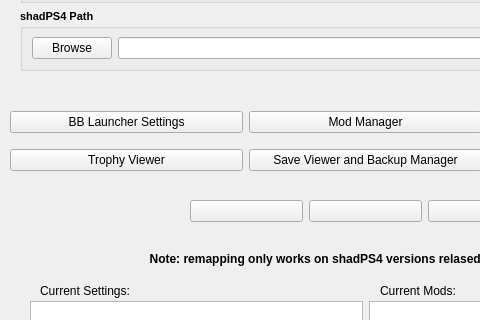
This is modules/bblauncher.ui in rainmakerv3/BB_Launcher as Qt 5 draws it before an edit; both pictures show x 0 to 480 and y 89 to 409 of the 730 by 696 pixel window. The edited form follows.
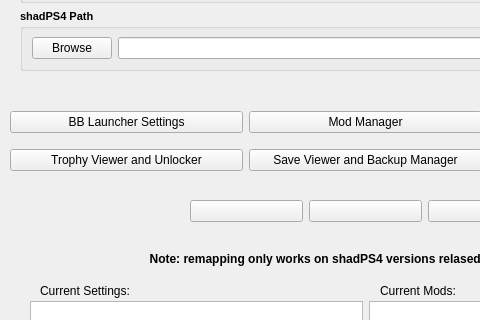
This is the edited form.

```diff
--- a/modules/bblauncher.ui
+++ b/modules/bblauncher.ui
@@ -165,7 +165,7 @@
        <item>
         <widget class="QPushButton" name="TrophyButton">
          <property name="text">
-          <string>Trophy Viewer</string>
+          <string>Trophy Viewer and Unlocker</string>
          </property>
         </widget>
        </item>
```
